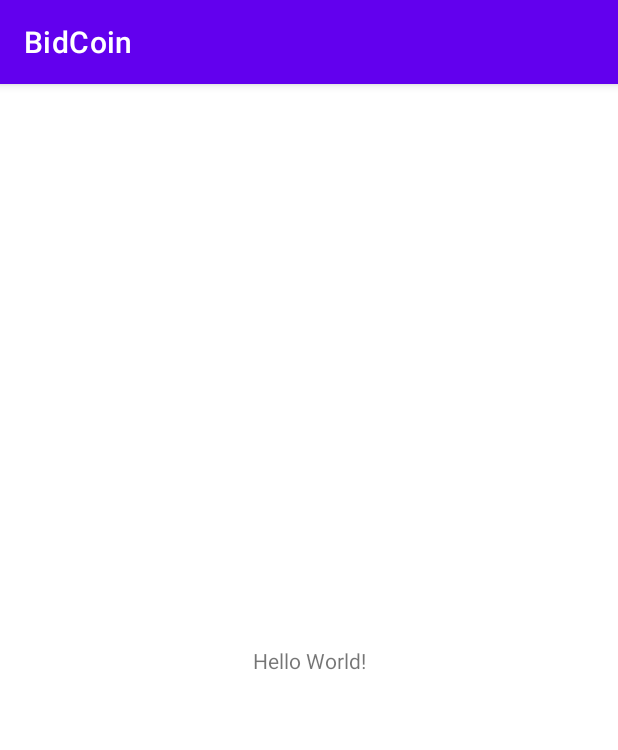
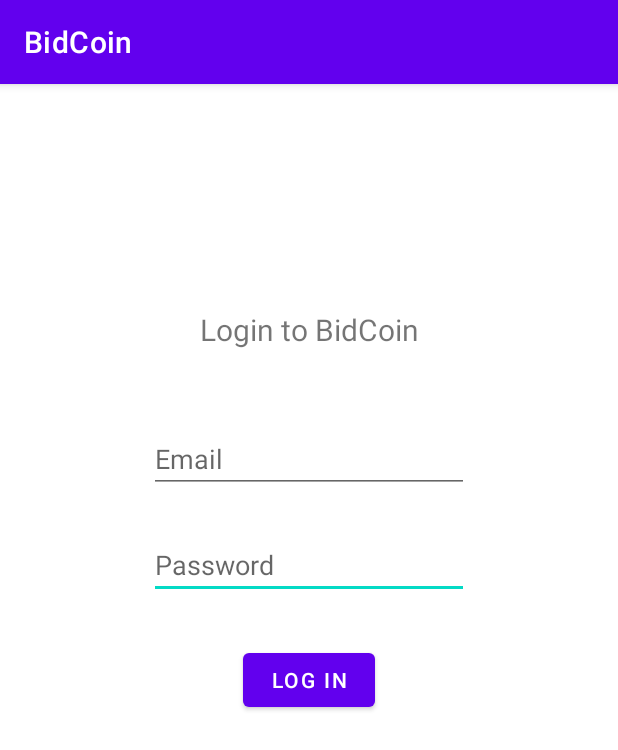
Before and after one commit to ishanfdo18098/CO225-Java-Project, an Android app: the screen it shows after launch (MainActivity before the commit, LoginActivity after it), on a phone screen of 412 x 824 dp. Shown: the top 750 px of the screen. Run offline under Robolectric (Android 15) with nearby library versions, the phone set to English and light mode, and no system bars.

Commit message:
Add login page UI

```diff
--- a/BidCoinApp/app/build.gradle
+++ b/BidCoinApp/app/build.gradle
@@ -35,4 +35,7 @@ dependencies {
     testImplementation 'junit:junit:4.13.2'
     androidTestImplementation 'androidx.test.ext:junit:1.1.3'
     androidTestImplementation 'androidx.test.espresso:espresso-core:3.4.0'
+    implementation 'com.squareup.retrofit2:retrofit:2.9.0'
+    implementation 'com.google.code.gson:gson:2.8.7'
+    implementation 'com.squareup.retrofit2:converter-gson:2.9.0'
 }
--- a/BidCoinApp/app/src/main/AndroidManifest.xml
+++ b/BidCoinApp/app/src/main/AndroidManifest.xml
@@ -14,7 +14,7 @@
         android:theme="@style/Theme.BidCoin"
         tools:targetApi="31">
         <activity
-            android:name=".MainActivity"
+            android:name=".Login.LoginActivity"
             android:exported="true">
             <intent-filter>
                 <action android:name="android.intent.action.MAIN" />
--- /dev/null
+++ b/BidCoinApp/app/src/main/java/com/ishanadeeparidma/bidcoin/Login/LoginActivity.java
@@ -0,0 +1,31 @@
+package com.ishanadeeparidma.bidcoin.Login;
+
+import androidx.appcompat.app.AppCompatActivity;
+
+import android.os.Bundle;
+import android.util.Log;
+import android.view.View;
+import android.widget.EditText;
+import android.widget.TextView;
+
+import com.ishanadeeparidma.bidcoin.R;
+
+public class LoginActivity extends AppCompatActivity {
+
+    @Override
+    protected void onCreate(Bundle savedInstanceState) {
+        super.onCreate(savedInstanceState);
+        setContentView(R.layout.activity_main);
+    }
+
+    public void loginButtonClick(View v){
+
+        EditText email = findViewById(R.id.editTextTextEmailAddress);
+        EditText password = findViewById(R.id.password);
+
+        String emailText = email.getText().toString();
+        String passwordText = password.getText().toString();
+
+        Log.d("Button","Login Button Clicked " + emailText + " "+ passwordText);
+    }
+}
--- /dev/null
+++ b/BidCoinApp/app/src/main/java/com/ishanadeeparidma/bidcoin/Login/LoginModel.java
@@ -0,0 +1,4 @@
+package com.ishanadeeparidma.bidcoin.Login;
+
+public class LoginModel {
+}
--- a/BidCoinApp/app/src/main/java/com/ishanadeeparidma/bidcoin/MainActivity.java
+++ /dev/null
@@ -1,14 +0,0 @@
-package com.ishanadeeparidma.bidcoin;
-
-import androidx.appcompat.app.AppCompatActivity;
-
-import android.os.Bundle;
-
-public class MainActivity extends AppCompatActivity {
-
-    @Override
-    protected void onCreate(Bundle savedInstanceState) {
-        super.onCreate(savedInstanceState);
-        setContentView(R.layout.activity_main);
-    }
-}
--- a/BidCoinApp/app/src/main/res/layout/activity_main.xml
+++ b/BidCoinApp/app/src/main/res/layout/activity_main.xml
@@ -4,15 +4,51 @@
     xmlns:tools="http://schemas.android.com/tools"
     android:layout_width="match_parent"
     android:layout_height="match_parent"
-    tools:context=".MainActivity">
+    tools:context=".Login.LoginActivity">
 
     <TextView
+        android:id="@+id/loginText"
         android:layout_width="wrap_content"
         android:layout_height="wrap_content"
-        android:text="Hello World!"
-        app:layout_constraintBottom_toBottomOf="parent"
+        android:layout_marginTop="150dp"
+        android:text="Login to BidCoin"
+        android:textSize="20sp"
         app:layout_constraintEnd_toEndOf="parent"
         app:layout_constraintStart_toStartOf="parent"
         app:layout_constraintTop_toTopOf="parent" />
 
+    <EditText
+        android:id="@+id/password"
+        android:layout_width="wrap_content"
+        android:layout_height="wrap_content"
+        android:layout_marginTop="25dp"
+        android:ems="10"
+        android:hint="Password"
+        android:inputType="textPassword"
+        app:layout_constraintEnd_toEndOf="parent"
+        app:layout_constraintStart_toStartOf="parent"
+        app:layout_constraintTop_toBottomOf="@+id/editTextTextEmailAddress" />
+
+    <EditText
+        android:id="@+id/editTextTextEmailAddress"
+        android:layout_width="wrap_content"
+        android:layout_height="wrap_content"
+        android:layout_marginTop="50dp"
+        android:ems="10"
+        android:hint="Email"
+        android:inputType="textEmailAddress"
+        app:layout_constraintEnd_toEndOf="parent"
+        app:layout_constraintStart_toStartOf="parent"
+        app:layout_constraintTop_toBottomOf="@+id/loginText" />
+
+    <Button
+        android:id="@+id/loginButton"
+        android:layout_width="wrap_content"
+        android:layout_height="wrap_content"
+        android:layout_marginTop="30dp"
+        android:onClick="loginButtonClick"
+        android:text="Log in"
+        app:layout_constraintEnd_toEndOf="parent"
+        app:layout_constraintStart_toStartOf="parent"
+        app:layout_constraintTop_toBottomOf="@+id/password" />
 </androidx.constraintlayout.widget.ConstraintLayout>
```
